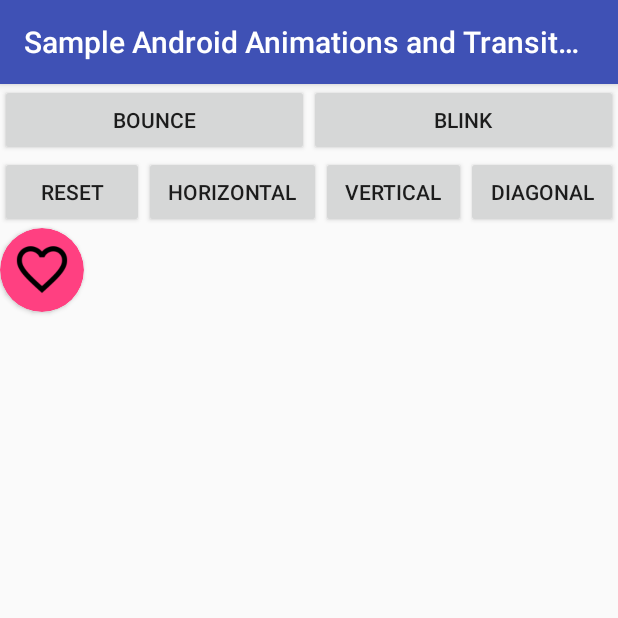
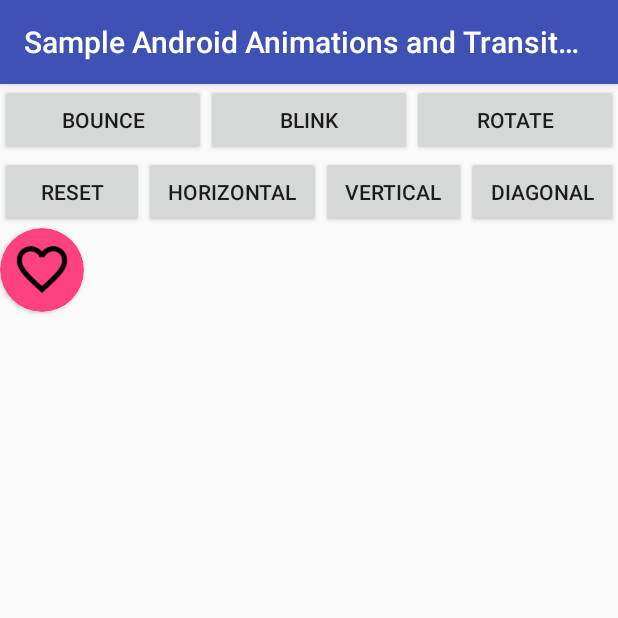
Before and after one commit to DarushDev/example-android-animations-and-transitions, an Android app: the screen it shows after launch (MainActivity), on a phone screen of 412 x 824 dp, the top half of it. Run offline under Robolectric (Android 15) with nearby library versions, the phone set to English and light mode, and no system bars.

Commit message:
Rotate and morph a vector drawable using animated-vector

```diff
--- a/app/src/main/java/com/example/sampleandroidanimationsandtransitions/MainActivity.java
+++ b/app/src/main/java/com/example/sampleandroidanimationsandtransitions/MainActivity.java
@@ -1,6 +1,9 @@
 package com.example.sampleandroidanimationsandtransitions;
 
+import android.graphics.drawable.Animatable;
+import android.graphics.drawable.Drawable;
 import android.os.Bundle;
+import android.os.Handler;
 import android.support.v7.app.AppCompatActivity;
 import android.support.v7.widget.CardView;
 import android.view.View;
@@ -16,7 +19,9 @@ public class MainActivity extends AppCompatActivity implements View.OnClickListe
     Button btnReset;
     Button btnBounce;
     Button btnBlink;
+    Button btnRotate;
     ImageView ivHeart;
+    ImageView ivArrow;
 
     @Override
     protected void onCreate(Bundle savedInstanceState) {
@@ -30,7 +35,9 @@ public class MainActivity extends AppCompatActivity implements View.OnClickListe
         btnReset = findViewById(R.id.button_main_reset);
         btnBounce = findViewById(R.id.button_main_bounce);
         btnBlink = findViewById(R.id.button_main_blink);
+        btnRotate = findViewById(R.id.button_main_rotate);
         ivHeart = findViewById(R.id.image_main_heart);
+        ivArrow = findViewById(R.id.image_main_arrow);
 
         btnHorizontal.setOnClickListener(this);
         btnVertical.setOnClickListener(this);
@@ -38,7 +45,9 @@ public class MainActivity extends AppCompatActivity implements View.OnClickListe
         btnReset.setOnClickListener(this);
         btnBounce.setOnClickListener(this);
         btnBlink.setOnClickListener(this);
+        btnRotate.setOnClickListener(this);
         ivHeart.setOnClickListener(this);
+        ivArrow.setOnClickListener(this);
 
     }
 
@@ -69,8 +78,22 @@ public class MainActivity extends AppCompatActivity implements View.OnClickListe
             case R.id.image_main_heart:
                 AnimUtils.playDrawableAnimation(ivHeart);
                 break;
+            case R.id.button_main_rotate:
+                ivArrow.setVisibility(View.VISIBLE);
+                rotate(ivArrow);
+                hideArrowImage();
+                break;
 
         }
+    }
+
+    private void rotate(ImageView image) {
+
+        Drawable drawable = image.getDrawable();
+        if (drawable instanceof Animatable) {
+            ((Animatable) drawable).start();
+        }
+
     }
 
     private void resetTheView(View view) {
@@ -78,5 +101,13 @@ public class MainActivity extends AppCompatActivity implements View.OnClickListe
         view.setTranslationY(btnReset.getTranslationY());
     }
 
+    private void hideArrowImage() {
+        new Handler().postDelayed(new Runnable() {
+            @Override
+            public void run() {
+                ivArrow.setVisibility(View.GONE);
+            }
+        }, 5000);
+    }
 
 }
--- /dev/null
+++ b/app/src/main/res/animator/animator_path_morph.xml
@@ -0,0 +1,8 @@
+<set xmlns:android="http://schemas.android.com/apk/res/android">
+    <objectAnimator
+        android:duration="3000"
+        android:propertyName="pathData"
+        android:valueFrom="M300,70 l 0,-70 70,70 0,0 -70,70z"
+        android:valueTo="M300,70 l 0,-70 70,0 0,140 -70,0 z"
+        android:valueType="pathType" />
+</set>
--- /dev/null
+++ b/app/src/main/res/animator/animator_rotation.xml
@@ -0,0 +1,5 @@
+<objectAnimator xmlns:android="http://schemas.android.com/apk/res/android"
+    android:duration="5000"
+    android:propertyName="rotation"
+    android:valueFrom="0"
+    android:valueTo="360" />
--- /dev/null
+++ b/app/src/main/res/drawable-v21/animated_vector_arrow.xml
@@ -0,0 +1,13 @@
+<?xml version="1.0" encoding="utf-8"?>
+<animated-vector xmlns:android="http://schemas.android.com/apk/res/android"
+    android:drawable="@drawable/vector_arrow">
+
+    <target
+        android:animation="@animator/animator_rotation"
+        android:name="rotationGroup"/>
+
+    <target
+        android:animation="@animator/animator_path_morph"
+        android:name="v"/>
+
+</animated-vector>
--- /dev/null
+++ b/app/src/main/res/drawable/vector_arrow.xml
@@ -0,0 +1,20 @@
+<?xml version="1.0" encoding="utf-8"?>
+<vector xmlns:android="http://schemas.android.com/apk/res/android"
+
+    android:width="64dp"
+    android:height="64dp"
+    android:viewportHeight="600"
+    android:viewportWidth="600">
+
+    <group
+        android:name="rotationGroup"
+        android:pivotX="300.0"
+        android:pivotY="300.0"
+        android:rotation="0.0">
+        <path
+            android:name="v"
+            android:fillColor="#000000"
+            android:pathData="M300,70 l 0,-70 70,70 0,0 -70,70z" />
+    </group>
+
+</vector>
--- a/app/src/main/res/layout/activity_main.xml
+++ b/app/src/main/res/layout/activity_main.xml
@@ -24,6 +24,13 @@
             android:layout_height="wrap_content"
             android:layout_weight="1"
             android:text="Blink" />
+
+        <Button
+            android:id="@+id/button_main_rotate"
+            android:layout_width="wrap_content"
+            android:layout_height="wrap_content"
+            android:layout_weight="1"
+            android:text="Rotate" />
 
     </LinearLayout>
 
@@ -77,4 +84,10 @@
 
     </android.support.v7.widget.CardView>
 
+    <ImageView
+        android:id="@+id/image_main_arrow"
+        android:layout_width="match_parent"
+        android:layout_height="match_parent"
+        android:src="@drawable/animated_vector_arrow"
+        android:visibility="gone" />
 </LinearLayout>
```
